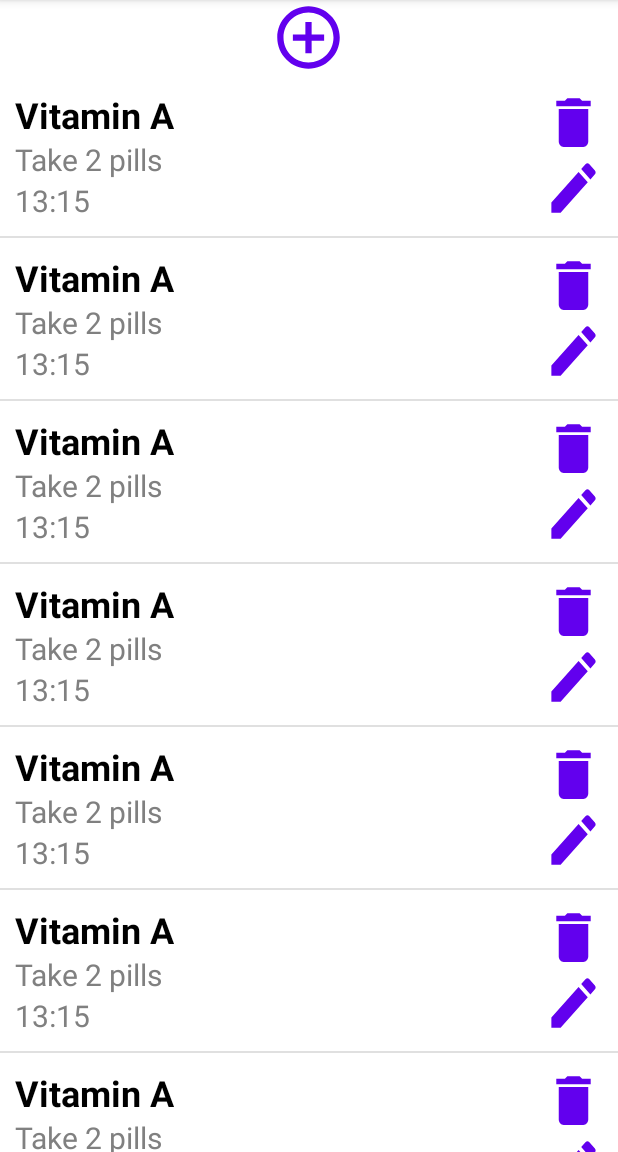
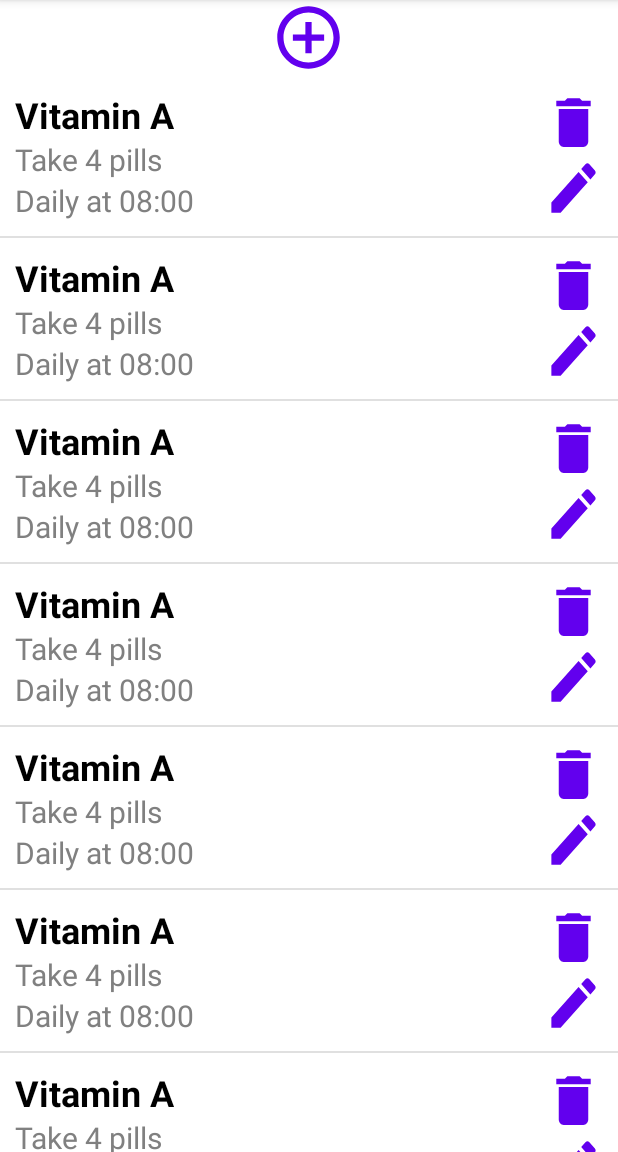
Before and after one commit to OSLL/adfmp1h22-pills-notifier, an Android app: the fragment MedicineFragment shown on its own in the app's theme, on a phone screen of 412 x 824 dp, the part 84-1236 px from its top. Run offline under Robolectric (Android 15) with nearby library versions, the phone set to English and light mode, and no system bars.

Commit message:
Join Medicine and MedicineInfo classes

```diff
--- a/app/src/main/java/com/example/pillnotifier/adapters/MedicineAdapter.kt
+++ b/app/src/main/java/com/example/pillnotifier/adapters/MedicineAdapter.kt
@@ -12,11 +12,11 @@ import androidx.annotation.RequiresApi
 import androidx.recyclerview.widget.RecyclerView
 import com.example.pillnotifier.MedicineProfile
 import com.example.pillnotifier.R
-import com.example.pillnotifier.model.MedicineInfo
+import com.example.pillnotifier.model.Medicine
 import java.time.format.DateTimeFormatter
 
 
-class MedicineAdapter(context: Context, private val medicine: List<MedicineInfo>) : RecyclerView.Adapter<MedicineAdapter.ViewHolder>() {
+class MedicineAdapter(context: Context, private val medicine: List<Medicine>) : RecyclerView.Adapter<MedicineAdapter.ViewHolder>() {
     private val layoutInflater = LayoutInflater.from(context)
 
     override fun onCreateViewHolder(parent: ViewGroup, viewType: Int): ViewHolder {
@@ -27,9 +27,10 @@ class MedicineAdapter(context: Context, private val medicine: List<MedicineInfo>
     @RequiresApi(Build.VERSION_CODES.O)
     override fun onBindViewHolder(holder: ViewHolder, position: Int) {
         val medicine = medicine.get(position)
-        holder.medicineName.text = medicine.medicineName
-        holder.instructions.text = medicine.medicineInstruction
-        holder.time.text = medicine.time.format(DateTimeFormatter.ofPattern("HH:mm"))
+        holder.medicineName.text = medicine.name
+        holder.instructions.text = medicine.instruction
+        holder.regularityAndTakeTime.text = medicine.regularity.stringInterpretation +
+                " at " + medicine.takeTime.format(DateTimeFormatter.ofPattern("HH:mm"))
         holder.deleteButton.setOnClickListener {
             val intent = Intent(it.context, MedicineProfile::class.java)
             it.context.startActivity(intent)
@@ -47,7 +48,7 @@ class MedicineAdapter(context: Context, private val medicine: List<MedicineInfo>
     class ViewHolder(itemView: View) : RecyclerView.ViewHolder(itemView) {
         val medicineName: TextView = itemView.findViewById(R.id.medicine_name)
         val instructions: TextView = itemView.findViewById(R.id.medicine_instructions)
-        val time: TextView = itemView.findViewById(R.id.regularity)
+        val regularityAndTakeTime: TextView = itemView.findViewById(R.id.regularity_ant_take_time)
         val deleteButton: Button = itemView.findViewById(R.id.button_delete)
         val editButton: Button = itemView.findViewById(R.id.button_edit)
     }
--- a/app/src/main/java/com/example/pillnotifier/fragments/MedicineFragment.kt
+++ b/app/src/main/java/com/example/pillnotifier/fragments/MedicineFragment.kt
@@ -14,18 +14,23 @@ import androidx.recyclerview.widget.RecyclerView
 import com.example.pillnotifier.MedicineProfile
 import com.example.pillnotifier.R
 import com.example.pillnotifier.adapters.MedicineAdapter
-import com.example.pillnotifier.model.MedicineInfo
+import com.example.pillnotifier.model.Medicine
+import com.example.pillnotifier.model.Regularity
+import java.time.LocalDate
 import java.time.LocalTime
+import java.time.Month
 
 @RequiresApi(Build.VERSION_CODES.O)
 class MedicineFragment : Fragment() {
-    private val medicine: MutableList<MedicineInfo> = mutableListOf()
+    private val medicinesList: MutableList<Medicine> = mutableListOf()
 
     init {
-        val medicineInfo = MedicineInfo("Vitamin A", "Take 2 pills", LocalTime.of(13, 15))
+        val medicine = Medicine("Vitamin A", "4 pills", LocalTime.of(8, 0), Regularity.DAILY,
+            LocalDate.of(2022, Month.JANUARY, 1), "Take 4 pills")
         for (i in 1..20)
-            medicine.add(medicineInfo)
+            medicinesList.add(medicine)
     }
+
     override fun onCreate(savedInstanceState: Bundle?) {
         super.onCreate(savedInstanceState)
     }
@@ -41,7 +46,7 @@ class MedicineFragment : Fragment() {
             it.context.startActivity(intent)
         }
         val recyclerView: RecyclerView = view.findViewById(R.id.rv_medicine)
-        recyclerView.adapter = MedicineAdapter(requireContext(), medicine)
+        recyclerView.adapter = MedicineAdapter(requireContext(), medicinesList)
         val dividerItemDecoration = DividerItemDecoration(
             recyclerView.context,
             DividerItemDecoration.VERTICAL
--- a/app/src/main/java/com/example/pillnotifier/model/Medicine.kt
+++ b/app/src/main/java/com/example/pillnotifier/model/Medicine.kt
@@ -1,16 +1,19 @@
 package com.example.pillnotifier.model
 
-import java.util.Date
+import java.time.LocalDate
+import java.time.LocalTime
 
 typealias Portion = String
 
-enum class Regularity {
-    DAILY
+enum class Regularity(val stringInterpretation: String) {
+    DAILY("Daily")
 }
 
 class Medicine(
     val name: String,
     val portion: Portion,
+    val takeTime: LocalTime,
     val regularity: Regularity,
-    firstTakeDate: Date
+    val startTakeDate: LocalDate,
+    val instruction: String = ""
 )
--- a/app/src/main/java/com/example/pillnotifier/model/MedicineInfo.kt
+++ /dev/null
@@ -1,5 +0,0 @@
-package com.example.pillnotifier.model;
-
-import java.time.LocalTime
-
-class MedicineInfo(val medicineName: String, val medicineInstruction: String, val time: LocalTime)
--- a/app/src/main/java/com/example/pillnotifier/model/MedicineTake.kt
+++ b/app/src/main/java/com/example/pillnotifier/model/MedicineTake.kt
@@ -1,10 +1,11 @@
 package com.example.pillnotifier.model;
 
-import java.util.Date
+import java.time.LocalDate
 
 enum class TakeStatus {
     TAKEN,
     NOT_TAKEN,
     UNKNOWN
 }
-class MedicineTake(val medicine: Medicine, val dateOfTake: Date, val takeStatus: TakeStatus)
+
+class MedicineTake(val medicine: Medicine, val takeStatus: TakeStatus)
--- a/app/src/main/res/layout/medicine_in_medicine_item.xml
+++ b/app/src/main/res/layout/medicine_in_medicine_item.xml
@@ -42,7 +42,7 @@
             app:layout_constraintTop_toTopOf="@+id/take_time_tv" />
 
         <TextView
-            android:id="@+id/regularity"
+            android:id="@+id/regularity_ant_take_time"
             android:layout_width="wrap_content"
             android:layout_height="wrap_content"
             android:text="@string/regularity"
```
Also changed, not shown: app/src/main/java/com/example/pillnotifier/adapters/MedicineTakeAdapter.kt (+5 -4 lines), app/src/main/java/com/example/pillnotifier/fragments/DependentsFragment.kt (+13 -5 lines), app/src/main/java/com/example/pillnotifier/fragments/ScheduleFragment.kt (+12 -5 lines).
